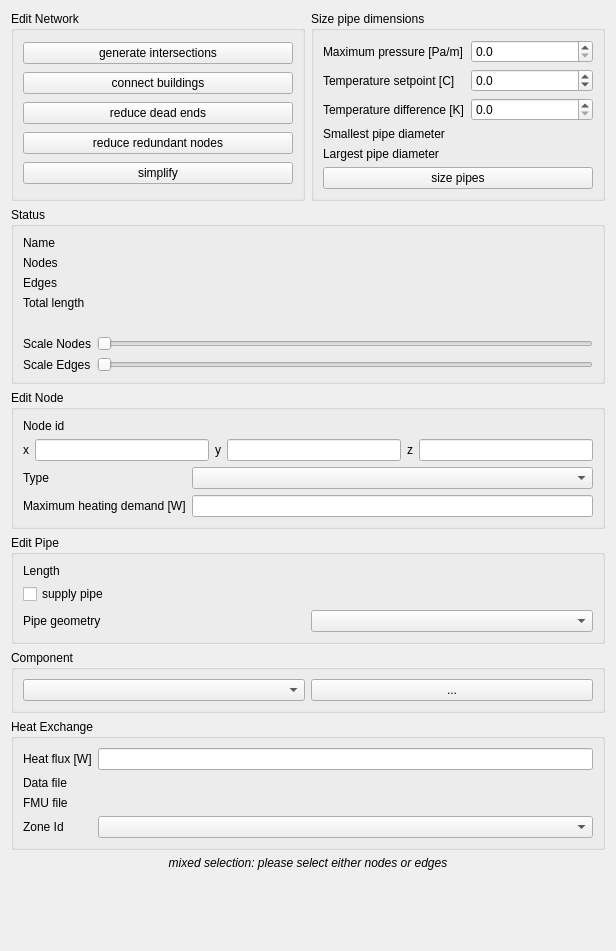
Above: SIM-VICUS/src/SVPropNetworkEditWidget.ui from ghorwin/SIM-VICUS before the change. Below: the same form after it.
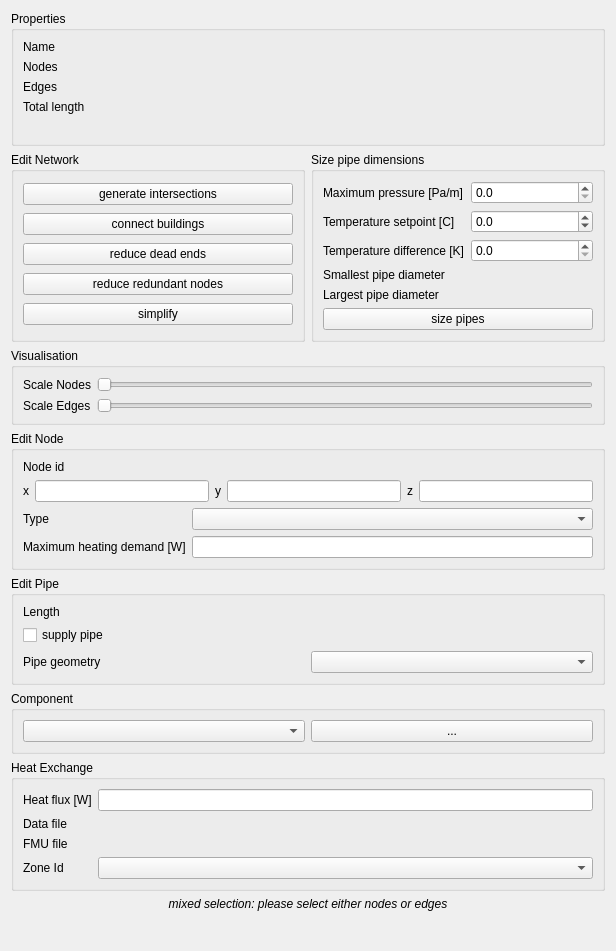
That is the form after the change. Custom widgets are drawn as their Qt base class.

Commit message: fix network property widget updates

```diff
--- a/SIM-VICUS/src/SVPropNetworkEditWidget.ui
+++ b/SIM-VICUS/src/SVPropNetworkEditWidget.ui
@@ -14,6 +14,78 @@
    <string>Form</string>
   </property>
   <layout class="QVBoxLayout" name="verticalLayout_2">
+   <item>
+    <widget class="QGroupBox" name="groupBoxProperties">
+     <property name="title">
+      <string>Properties</string>
+     </property>
+     <layout class="QFormLayout" name="formLayout">
+      <item row="1" column="0">
+       <widget class="QLabel" name="label_3">
+        <property name="text">
+         <string>Nodes</string>
+        </property>
+       </widget>
+      </item>
+      <item row="1" column="1">
+       <widget class="QLabel" name="labelNodeCount">
+        <property name="text">
+         <string/>
+        </property>
+       </widget>
+      </item>
+      <item row="2" column="0">
+       <widget class="QLabel" name="label">
+        <property name="text">
+         <string>Edges</string>
+        </property>
+       </widget>
+      </item>
+      <item row="2" column="1">
+       <widget class="QLabel" name="labelEdgeCount">
+        <property name="text">
+         <string/>
+        </property>
+       </widget>
+      </item>
+      <item row="3" column="0">
+       <widget class="QLabel" name="label_7">
+        <property name="text">
+         <string>Total length</string>
+        </property>
+       </widget>
+      </item>
+      <item row="3" column="1">
+       <widget class="QLabel" name="labelTotalLength">
+        <property name="text">
+         <string/>
+        </property>
+       </widget>
+      </item>
+      <item row="4" column="0">
+       <widget class="QLabel" name="labelNetworkConnected">
+        <property name="text">
+         <string/>
+        </property>
+       </widget>
+      </item>
+      <item row="0" column="1">
+       <widget class="QLabel" name="labelNetworkName">
+        <property name="text">
+         <string/>
+        </property>
+       </widget>
+      </item>
+      <item row="0" column="0">
+       <widget class="QLabel" name="label_2">
+        <property name="text">
+         <string>Name</string>
+        </property>
+       </widget>
+      </item>
+     </layout>
+    </widget>
+   </item>
    <item>
     <layout class="QHBoxLayout" name="horizontalLayout_3">
      <item>
@@ -177,86 +249,17 @@
    <item>
     <widget class="QGroupBox" name="groupBoxStatus">
      <property name="title">
-      <string>Status</string>
+      <string>Visualisation</string>
      </property>
-     <layout class="QFormLayout" name="formLayout">
-      <item row="1" column="0">
-       <widget class="QLabel" name="label_3">
-        <property name="text">
-         <string>Nodes</string>
-        </property>
-       </widget>
-      </item>
-      <item row="1" column="1">
-       <widget class="QLabel" name="labelNodeCount">
-        <property name="text">
-         <string/>
-        </property>
-       </widget>
-      </item>
-      <item row="2" column="0">
-       <widget class="QLabel" name="label">
-        <property name="text">
-         <string>Edges</string>
-        </property>
-       </widget>
-      </item>
-      <item row="2" column="1">
-       <widget class="QLabel" name="labelEdgeCount">
-        <property name="text">
-         <string/>
-        </property>
-       </widget>
-      </item>
-      <item row="3" column="0">
-       <widget class="QLabel" name="label_7">
-        <property name="text">
-         <string>Total length</string>
-        </property>
-       </widget>
-      </item>
-      <item row="3" column="1">
-       <widget class="QLabel" name="labelTotalLength">
-        <property name="text">
-         <string/>
-        </property>
-       </widget>
-      </item>
-      <item row="4" column="0">
-       <widget class="QLabel" name="labelNetworkConnected">
-        <property name="text">
-         <string/>
-        </property>
-       </widget>
-      </item>
-      <item row="5" column="0">
+     <layout class="QFormLayout" name="formLayout_6">
+      <item row="0" column="0">
        <widget class="QLabel" name="label_20">
         <property name="text">
          <string>Scale Nodes</string>
         </property>
        </widget>
       </item>
-      <item row="6" column="0">
-       <widget class="QLabel" name="label_21">
-        <property name="text">
-         <string>Scale Edges</string>
-        </property>
-       </widget>
-      </item>
-      <item row="6" column="1">
-       <widget class="QSlider" name="horizontalSliderScaleEdges">
-        <property name="minimum">
-         <number>1</number>
-        </property>
-        <property name="maximum">
-         <number>100</number>
-        </property>
-        <property name="orientation">
-         <enum>Qt::Horizontal</enum>
-        </property>
-       </widget>
-      </item>
-      <item row="5" column="1">
+      <item row="0" column="1">
        <widget class="QSlider" name="horizontalSliderScaleNodes">
         <property name="minimum">
          <number>1</number>
@@ -275,17 +278,23 @@
         </property>
        </widget>
       </item>
-      <item row="0" column="0">
-       <widget class="QLabel" name="label_2">
+      <item row="1" column="0">
+       <widget class="QLabel" name="label_21">
         <property name="text">
-         <string>Name</string>
+         <string>Scale Edges</string>
         </property>
        </widget>
       </item>
-      <item row="0" column="1">
-       <widget class="QLabel" name="labelNetworkName">
-        <property name="text">
-         <string/>
+      <item row="1" column="1">
+       <widget class="QSlider" name="horizontalSliderScaleEdges">
+        <property name="minimum">
+         <number>1</number>
+        </property>
+        <property name="maximum">
+         <number>100</number>
+        </property>
+        <property name="orientation">
+         <enum>Qt::Horizontal</enum>
         </property>
        </widget>
       </item>
```
Left out of the diff: 2 changed lines with no effect on the pictures. The commit also changes 3 other files.
